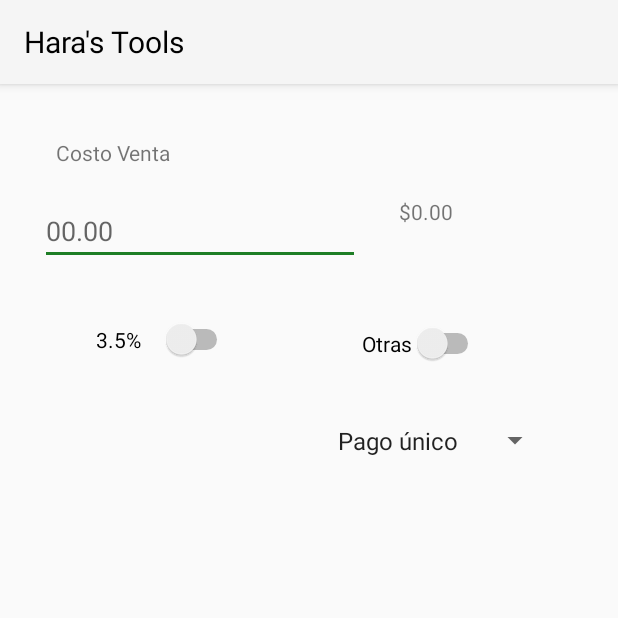
After one commit to ahci21/testappAndroid, an Android app: the iZettle screen opened directly, with no data from a screen before it, on a phone screen of 412 x 824 dp, the top half of it. The commit adds this screen. Run offline under Robolectric (Android 15) with nearby library versions, the phone set to English and light mode, and no system bars.

Commit message:
New Features! -iZettle 100% -Trucazo del Magazo!

```diff
--- a/app/src/main/AndroidManifest.xml
+++ b/app/src/main/AndroidManifest.xml
@@ -9,6 +9,8 @@
             android:roundIcon="@mipmap/ic_launcher_round"
             android:supportsRtl="true"
             android:theme="@style/AppTheme">
+        <activity android:name=".iZettle">
+        </activity>
         <activity
                 android:name=".Cotizador"
                 android:configChanges="orientation|keyboardHidden|screenSize"
--- a/app/src/main/java/com/haras/tools/Cotizador.kt
+++ b/app/src/main/java/com/haras/tools/Cotizador.kt
@@ -1,5 +1,6 @@
 package com.haras.tools
 
+import android.content.Intent
 import androidx.appcompat.app.AppCompatActivity
 import android.os.Bundle
 import android.text.Editable
@@ -19,6 +20,9 @@ class Cotizador : AppCompatActivity() {
         super.onCreate(savedInstanceState)
         setContentView(R.layout.activity_cotizador)
 
+        txtVenta.setOnClickListener {
+            startActivity(Intent(this,iZettle::class.java).putExtra("precioVenta",""+precioVenta))
+        }
 
         editCantidad.addTextChangedListener(object:TextWatcher{
             override fun afterTextChanged(s: Editable) {}
--- a/app/src/main/java/com/haras/tools/MainActivity.kt
+++ b/app/src/main/java/com/haras/tools/MainActivity.kt
@@ -12,6 +12,7 @@ class MainActivity : AppCompatActivity() {
         setContentView(R.layout.activity_main)
 
         btnCotizador.setOnClickListener{openCotizador()}
+        btnIzettle.setOnClickListener{openiZettle()}
 
     }
 
@@ -19,4 +20,8 @@ class MainActivity : AppCompatActivity() {
         startActivity(Intent(this, Cotizador::class.java))
     }
 
+    private fun openiZettle(){
+        startActivity(Intent(this,iZettle::class.java))
+    }
+
 }
--- /dev/null
+++ b/app/src/main/java/com/haras/tools/iZettle.kt
@@ -0,0 +1,129 @@
+package com.haras.tools
+
+import androidx.appcompat.app.AppCompatActivity
+import android.os.Bundle
+import android.text.Editable
+import android.text.TextWatcher
+import android.view.View
+import android.widget.AdapterView
+import android.widget.ArrayAdapter
+import android.widget.Toast
+import androidx.annotation.IntegerRes
+import kotlinx.android.synthetic.main.activity_cotizador.*
+import kotlinx.android.synthetic.main.activity_i_zettle.*
+
+class iZettle : AppCompatActivity() {
+
+
+    private var precioOrigial : Float = 0f
+
+    private var precioConComision : Float = 0f
+    private var comisionBasePorcentaje : Float = .035f
+    private var comisionBase : Float = 0f
+
+    private var msi = 0
+    private var comisionMSI : Float = 0f
+    private var ajusteOtras : Float = 0.01f
+
+    private var ajustePorteccion : Float = 1.05f
+
+    override fun onCreate(savedInstanceState: Bundle?) {
+        super.onCreate(savedInstanceState)
+        setContentView(R.layout.activity_i_zettle)
+
+        try{
+            editCompra.setText(intent.getStringExtra("precioVenta"))
+            calcular()
+        }catch (e:Throwable){
+
+        }
+
+
+        editCompra.addTextChangedListener(object: TextWatcher {
+            override fun afterTextChanged(s: Editable) {}
+
+            override fun beforeTextChanged(s: CharSequence, start: Int,
+                                           count: Int, after: Int) {
+            }
+
+            override fun onTextChanged(s: CharSequence, start: Int,
+                                       before: Int, count: Int) {
+
+                calcular()
+            }
+        })
+
+        swComision.setOnClickListener{
+            asignarComision()
+        }
+
+        swBBVA.setOnClickListener{
+            asignarTarjeta()
+        }
+
+        spMSI.onItemSelectedListener = object : AdapterView.OnItemSelectedListener{
+            override fun onNothingSelected(p0: AdapterView<*>?) {
+
+            }
+
+            override fun onItemSelected(p0: AdapterView<*>?, p1: View?, p2: Int, p3: Long) {
+                asignarMeses()
+            }
+
+        }
+
+    }
+
+    private fun calcular(){
+
+
+
+        try{
+            precioOrigial = editCompra.text.toString().toFloat()
+            comisionBase =  ((precioOrigial * comisionBasePorcentaje)  + (precioOrigial * comisionMSI))* 1.16f
+            precioConComision = precioOrigial + comisionBase
+
+        }catch (e:Throwable){
+            comisionBase = 0f
+            precioConComision = 0f
+        }
+
+        txtResultado.setText("$%.2f".format(precioConComision*ajustePorteccion))
+    }
+
+    private fun asignarComision(){
+        if (swComision.isChecked){
+            comisionBasePorcentaje = 0.037f
+        }else{
+            comisionBasePorcentaje = 0.035f
+        }
+
+        calcular()
+    }
+
+    private fun asignarTarjeta(){
+        if (swBBVA.isChecked){
+            ajusteOtras = 0f
+        }else{
+            ajusteOtras = 0.01f
+        }
+
+        asignarMeses()
+    }
+
+    private fun asignarMeses(){
+
+        msi = spMSI.selectedItemPosition
+
+        when(msi){
+            0 -> comisionMSI = 0f
+            1 -> comisionMSI = 0.04f
+            2 -> comisionMSI = 0.07f
+            3 -> comisionMSI = 0.10f - ajusteOtras
+            4 -> comisionMSI = 0.13f - ajusteOtras
+
+        }
+
+        calcular()
+    }
+}
--- /dev/null
+++ b/app/src/main/res/layout/activity_i_zettle.xml
@@ -0,0 +1,61 @@
+<?xml version="1.0" encoding="utf-8"?>
+<androidx.constraintlayout.widget.ConstraintLayout
+        xmlns:android="http://schemas.android.com/apk/res/android"
+        xmlns:tools="http://schemas.android.com/tools"
+        xmlns:app="http://schemas.android.com/apk/res-auto"
+        android:layout_width="match_parent"
+        android:layout_height="match_parent"
+        tools:context=".iZettle">
+
+    <TextView
+            android:text="@string/costo_venta"
+            android:layout_width="wrap_content"
+            android:layout_height="wrap_content"
+            android:id="@+id/textView3" app:layout_constraintTop_toTopOf="parent"
+            app:layout_constraintStart_toStartOf="parent" android:layout_marginStart="8dp"
+            app:layout_constraintEnd_toEndOf="parent" android:layout_marginEnd="8dp"
+            app:layout_constraintHorizontal_bias="0.091" android:layout_marginTop="36dp"/>
+    <EditText
+            android:layout_width="wrap_content"
+            android:layout_height="wrap_content"
+            android:inputType="numberDecimal"
+            android:ems="10"
+            android:id="@+id/editCompra"
+            android:hint="00.00" android:layout_marginTop="20dp" app:layout_constraintTop_toBottomOf="@+id/textView3"
+            android:layout_marginStart="8dp"
+            app:layout_constraintStart_toStartOf="parent" android:layout_marginEnd="8dp"
+            app:layout_constraintEnd_toStartOf="@+id/txtResultado"/>
+    <Switch
+            android:text="3.5%    "
+            android:layout_width="wrap_content"
+            android:layout_height="wrap_content"
+            android:id="@+id/swComision" app:layout_constraintStart_toStartOf="parent" android:layout_marginStart="64dp"
+            android:layout_marginTop="36dp" app:layout_constraintTop_toBottomOf="@+id/editCompra"
+            android:layout_marginBottom="8dp" app:layout_constraintBottom_toBottomOf="parent"
+            app:layout_constraintVertical_bias="0.0"/>
+    <Switch
+            android:text="Otras"
+            android:layout_width="wrap_content"
+            android:layout_height="wrap_content"
+            android:id="@+id/swBBVA"
+            app:layout_constraintEnd_toEndOf="parent"
+            android:layout_marginEnd="8dp" app:layout_constraintStart_toEndOf="@+id/swComision"
+            android:layout_marginStart="8dp" android:layout_marginTop="44dp"
+            app:layout_constraintTop_toBottomOf="@+id/txtResultado" app:layout_constraintHorizontal_bias="0.49"
+            tools:text="Otras   "/>
+    <Spinner
+            android:layout_width="150dp"
+            android:layout_height="50dp"
+            android:id="@+id/spMSI" android:layout_marginTop="12dp"
+            app:layout_constraintTop_toBottomOf="@+id/swBBVA" app:layout_constraintEnd_toEndOf="parent"
+            android:layout_marginEnd="8dp" app:layout_constraintStart_toStartOf="parent"
+            android:layout_marginStart="8dp" app:layout_constraintHorizontal_bias="0.85"
+            android:layout_marginBottom="8dp" app:layout_constraintBottom_toBottomOf="parent"
+            app:layout_constraintVertical_bias="0.027" android:spinnerMode="dropdown" android:entries="@array/Test"/>
+    <TextView
+            android:text="$00.00"
+            android:layout_width="114dp"
+            android:layout_height="40dp" android:id="@+id/txtResultado"
+            app:layout_constraintEnd_toEndOf="parent" android:layout_marginEnd="32dp" android:layout_marginTop="20dp"
+            app:layout_constraintTop_toBottomOf="@+id/textView3"/>
+</androidx.constraintlayout.widget.ConstraintLayout>
--- /dev/null
+++ b/app/src/main/res/values/arrays.xml
@@ -0,0 +1,11 @@
+<?xml version="1.0" encoding="utf-8"?>
+<resources>
+    <string-array name="Test">
+        <item>Pago único</item>
+        <item>3 MSI</item>
+        <item>6 MSI</item>
+        <item>9 MSI</item>
+        <item>12 MSI</item>
+    </string-array>
+
+</resources>
```
